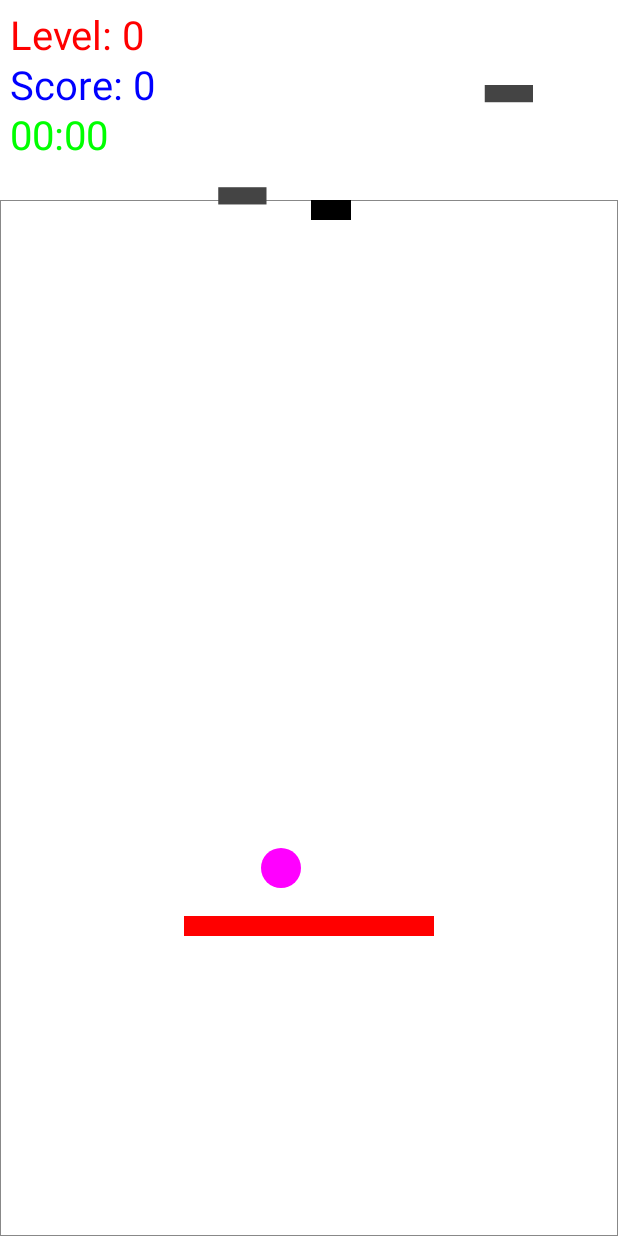
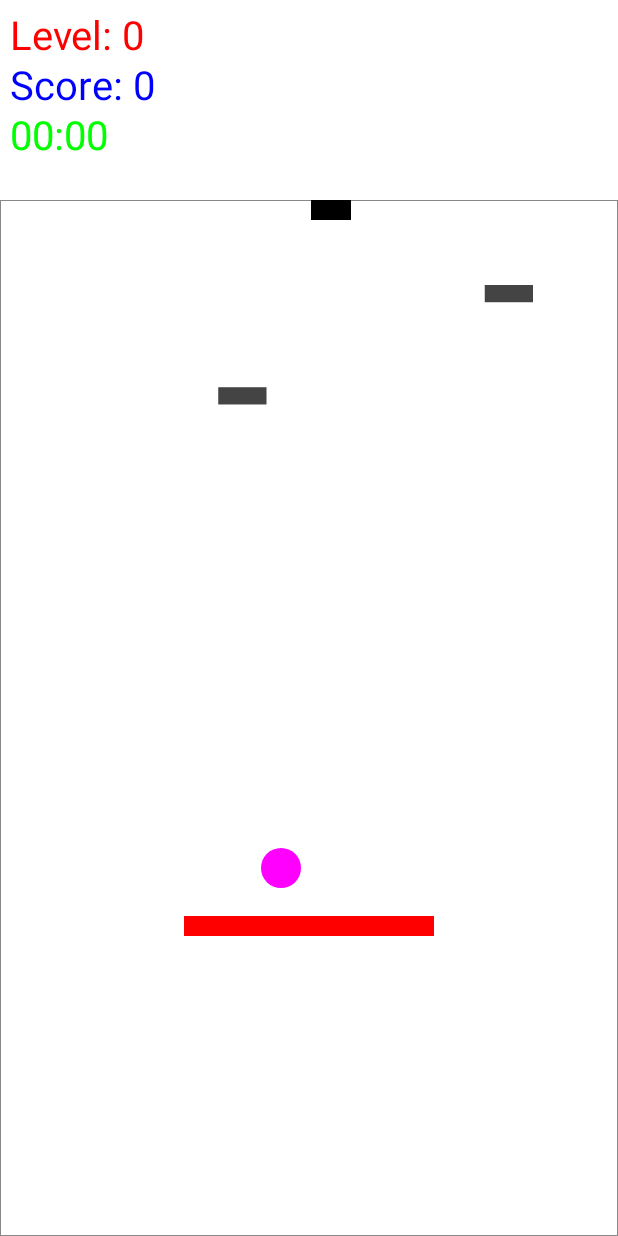
Before and after one commit to dut-project-team/dut-projects, an Android app: the screen it shows after launch (MainActivity), on a phone screen of 412 x 824 dp. Run offline under Robolectric (Android 15) with nearby library versions, the phone set to English and light mode, and no system bars.

Commit message:
* generate position of brick is wrong

```diff
--- a/mobile-technology/game/app/src/main/java/com/blogspot/sontx/dut/game/mgr/helper/BricksHolder.java
+++ b/mobile-technology/game/app/src/main/java/com/blogspot/sontx/dut/game/mgr/helper/BricksHolder.java
@@ -18,6 +18,7 @@ public final class BricksHolder {
     private static final float BRICK_SIZE_RATIO = 2.8f;// w:h
     private static final float BRICK_MARGIN = 85.0f;
 
+    private RectF mBound;
     private float mBrickWidth;
     private float mBrickHeight;
     private boolean[][] mMatrix;
@@ -40,8 +41,8 @@ public final class BricksHolder {
 
     private PointF retrieveCoord(Point point) {
         PointF _point = new PointF(
-                point.y * mBrickWidth + BRICK_MARGIN * (point.y + 1),
-                point.x * mBrickHeight + BRICK_MARGIN * (point.x + 1));
+                point.y * mBrickWidth + BRICK_MARGIN * (point.y + 1) + mBound.left,
+                point.x * mBrickHeight + BRICK_MARGIN * (point.x + 1) + mBound.top);
         mMatrix[point.x][point.y] = true;
         return _point;
     }
@@ -63,10 +64,11 @@ public final class BricksHolder {
         return brick;
     }
 
-    public BricksHolder(int cols, RectF rect) {
-        mBrickWidth = (rect.width() - BRICK_MARGIN * (cols + 1)) / cols;
+    public BricksHolder(int cols, RectF bound) {
+        mBound = bound;
+        mBrickWidth = (bound.width() - BRICK_MARGIN * (cols + 1)) / cols;
         mBrickHeight = mBrickWidth / BRICK_SIZE_RATIO;
-        int m = (int) ((rect.height() - BRICK_MARGIN) / (mBrickHeight + BRICK_MARGIN));
+        int m = (int) ((bound.height() - BRICK_MARGIN) / (mBrickHeight + BRICK_MARGIN));
         mMatrix = new boolean[m][cols];
     }
 }
```
